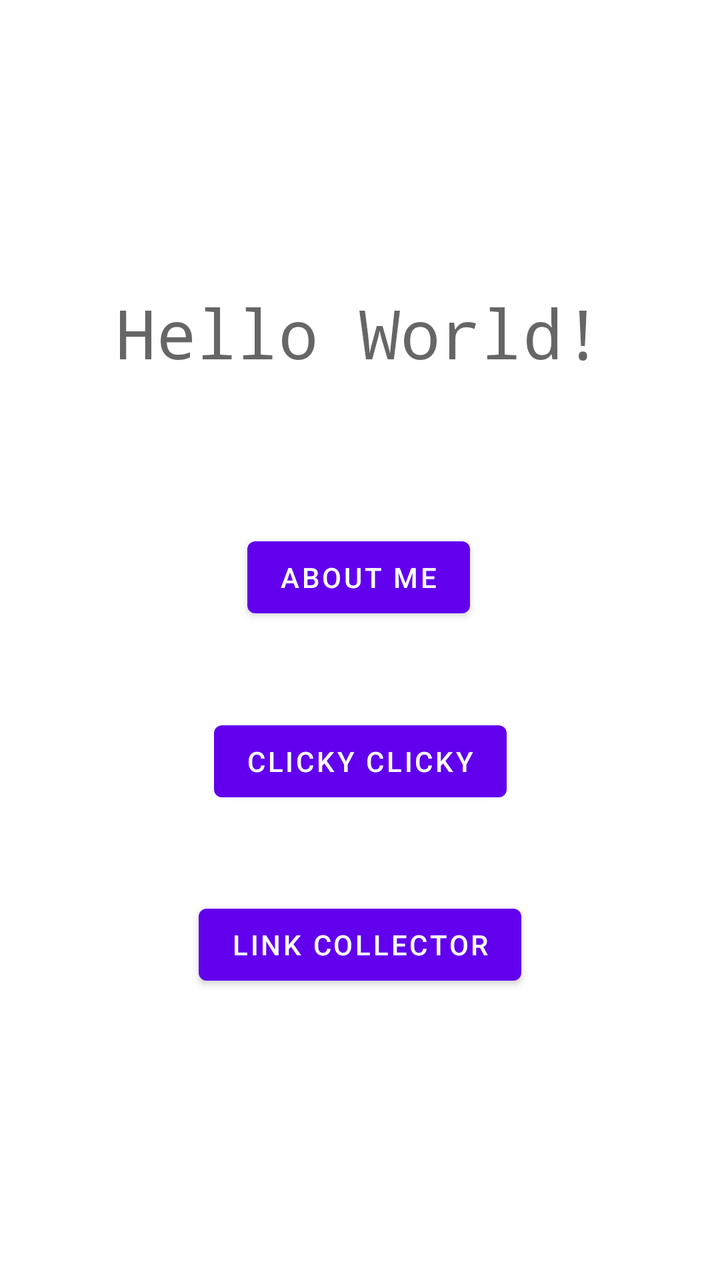
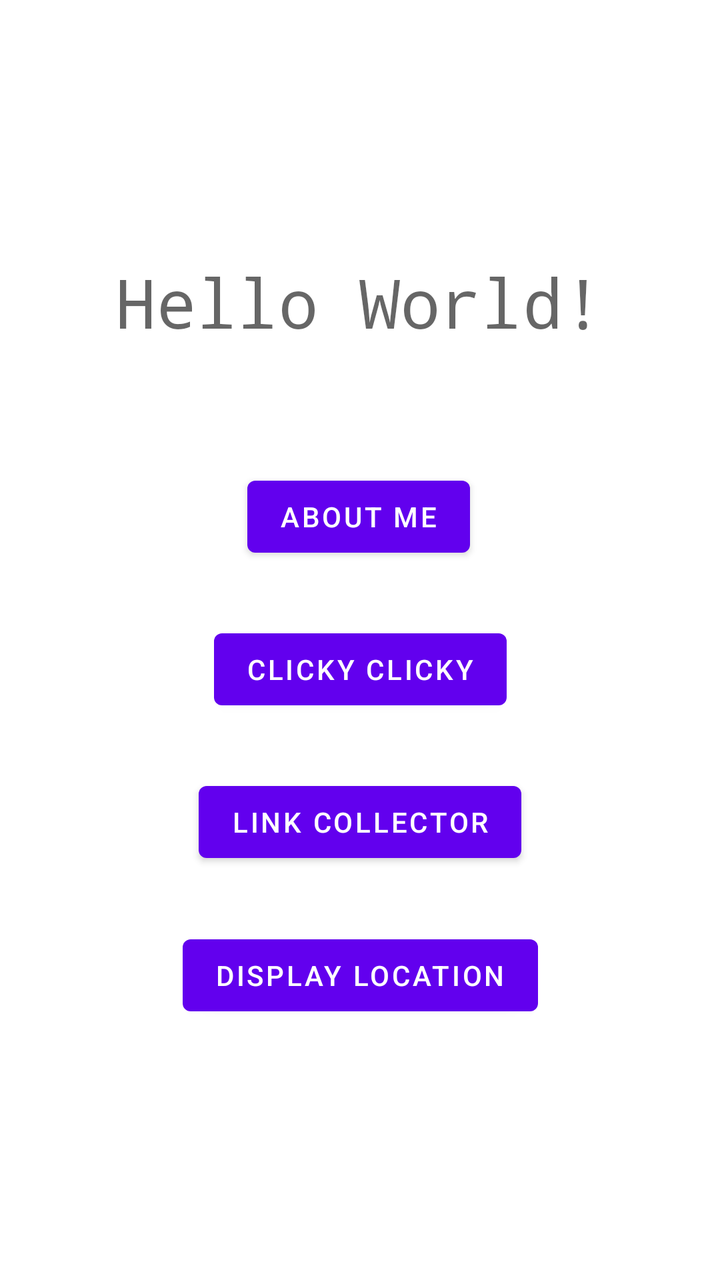

Before-and-after screenshots of an Android layout around one commit, followed by the original layout XML and the change that was made.
<!-- AndroidManifest.xml: application theme Theme.NUMAD22Sp_FeierGu -->
<!-- res/layout/activity_main.xml -->
<?xml version="1.0" encoding="utf-8"?>
<androidx.constraintlayout.widget.ConstraintLayout xmlns:android="http://schemas.android.com/apk/res/android"
    xmlns:app="http://schemas.android.com/apk/res-auto"
    xmlns:tools="http://schemas.android.com/tools"
    android:layout_width="match_parent"
    android:layout_height="match_parent"
    tools:context=".MainActivity">

    <TextView
        android:id="@+id/textView"
        android:layout_width="wrap_content"
        android:layout_height="wrap_content"
        android:layout_marginTop="100dp"
        android:fontFamily="monospace"
        android:text="Hello World!"
        android:textAppearance="@style/TextAppearance.AppCompat.Display1"
        app:layout_constraintBottom_toTopOf="@+id/button_aboutMe"
        app:layout_constraintEnd_toEndOf="parent"
        app:layout_constraintHorizontal_bias="0.496"
        app:layout_constraintLeft_toLeftOf="parent"
        app:layout_constraintRight_toRightOf="parent"
        app:layout_constraintStart_toStartOf="parent"
        app:layout_constraintTop_toTopOf="parent" />

    <Button
        android:id="@+id/button_aboutMe"
        android:layout_width="wrap_content"
        android:layout_height="wrap_content"
        android:layout_marginStart="32dp"
        android:layout_marginTop="32dp"
        android:layout_marginEnd="32dp"
        android:onClick="aboutMe"
        android:text="@string/about_me_button"
        app:layout_constraintBottom_toTopOf="@+id/button_clicky"
        app:layout_constraintEnd_toEndOf="parent"
        app:layout_constraintHorizontal_bias="0.497"
        app:layout_constraintStart_toStartOf="parent"
        app:layout_constraintTop_toBottomOf="@+id/textView" />

    <Button
        android:id="@+id/button_clicky"
        android:layout_width="wrap_content"
        android:layout_height="48dp"
        android:layout_marginStart="32dp"
        android:layout_marginEnd="32dp"
        android:onClick="clickyClicky"
        android:text="@string/clicky_button"
        app:layout_constraintBottom_toTopOf="@+id/button_linkCollector"
        app:layout_constraintEnd_toEndOf="parent"
        app:layout_constraintStart_toStartOf="parent"
        app:layout_constraintTop_toBottomOf="@+id/button_aboutMe" />

    <Button
        android:id="@+id/button_linkCollector"
        android:layout_width="wrap_content"
        android:layout_height="wrap_content"
        android:layout_marginStart="32dp"
        android:layout_marginEnd="32dp"
        android:layout_marginBottom="100dp"
        android:onClick="linkCollector"
        android:text="@string/button_linkCollector"
        app:layout_constraintBottom_toBottomOf="parent"
        app:layout_constraintEnd_toEndOf="parent"
        app:layout_constraintStart_toStartOf="parent"
        app:layout_constraintTop_toBottomOf="@+id/button_clicky" />

</androidx.constraintlayout.widget.ConstraintLayout>
<!-- resources referenced by this layout -->
<resources>
  <string name="about_me_button">About me</string>
  <string name="button_linkCollector">Link Collector</string>
  <string name="clicky_button">Clicky Clicky</string>
  <style name="Theme.NUMAD22Sp_FeierGu" parent="Theme.MaterialComponents.DayNight.DarkActionBar">
          
          <item name="colorPrimary">@color/purple_500</item>
          <item name="colorPrimaryVariant">@color/purple_700</item>
          <item name="colorOnPrimary">@color/white</item>
          
          <item name="colorSecondary">@color/teal_200</item>
          <item name="colorSecondaryVariant">@color/teal_700</item>
          <item name="colorOnSecondary">@color/black</item>
          
          <item name="android:statusBarColor" tools:targetApi="l">?attr/colorPrimaryVariant</item>
          
      </style>
  <color name="purple_500">#FF6200EE</color>
  <color name="purple_700">#FF3700B3</color>
  <color name="white">#FFFFFFFF</color>
  <color name="teal_200">#FF03DAC5</color>
  <color name="teal_700">#FF018786</color>
  <color name="black">#FF000000</color>
</resources>

<!-- the commit's change to res/layout/activity_main.xml (unified diff, before → after) -->
@@ -56,12 +56,25 @@
         android:layout_height="wrap_content"
         android:layout_marginStart="32dp"
         android:layout_marginEnd="32dp"
-        android:layout_marginBottom="100dp"
         android:onClick="linkCollector"
         android:text="@string/button_linkCollector"
-        app:layout_constraintBottom_toBottomOf="parent"
+        app:layout_constraintBottom_toTopOf="@+id/button_displayLocation"
         app:layout_constraintEnd_toEndOf="parent"
         app:layout_constraintStart_toStartOf="parent"
         app:layout_constraintTop_toBottomOf="@+id/button_clicky" />
 
+    <Button
+        android:id="@+id/button_displayLocation"
+        android:layout_width="wrap_content"
+        android:layout_height="wrap_content"
+        android:layout_marginStart="32dp"
+        android:layout_marginEnd="32dp"
+        android:layout_marginBottom="100dp"
+        android:onClick="displayLocation"
+        android:text="@string/button_displayLocation"
+        app:layout_constraintBottom_toBottomOf="parent"
+        app:layout_constraintEnd_toEndOf="parent"
+        app:layout_constraintStart_toStartOf="parent"
+        app:layout_constraintTop_toBottomOf="@+id/button_linkCollector" />
+
 </androidx.constraintlayout.widget.ConstraintLayout>
<!-- resource entries referenced after the edit -->
@@ -1,6 +1,7 @@
 <!-- resources referenced by this layout -->
 <resources>
   <string name="about_me_button">About me</string>
+  <string name="button_displayLocation">display location</string>
   <string name="button_linkCollector">Link Collector</string>
   <string name="clicky_button">Clicky Clicky</string>
   <style name="Theme.NUMAD22Sp_FeierGu" parent="Theme.MaterialComponents.DayNight.DarkActionBar">
